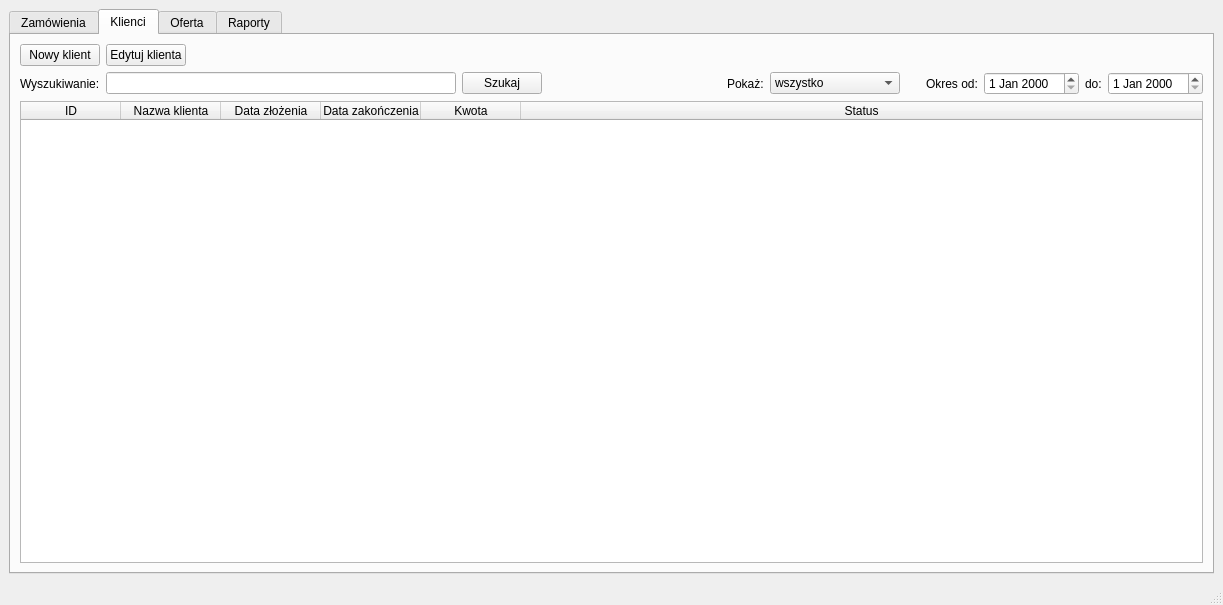
HBuczynski/Fabryka_okien, file app/ui/mainwindow.ui: the form before one commit.
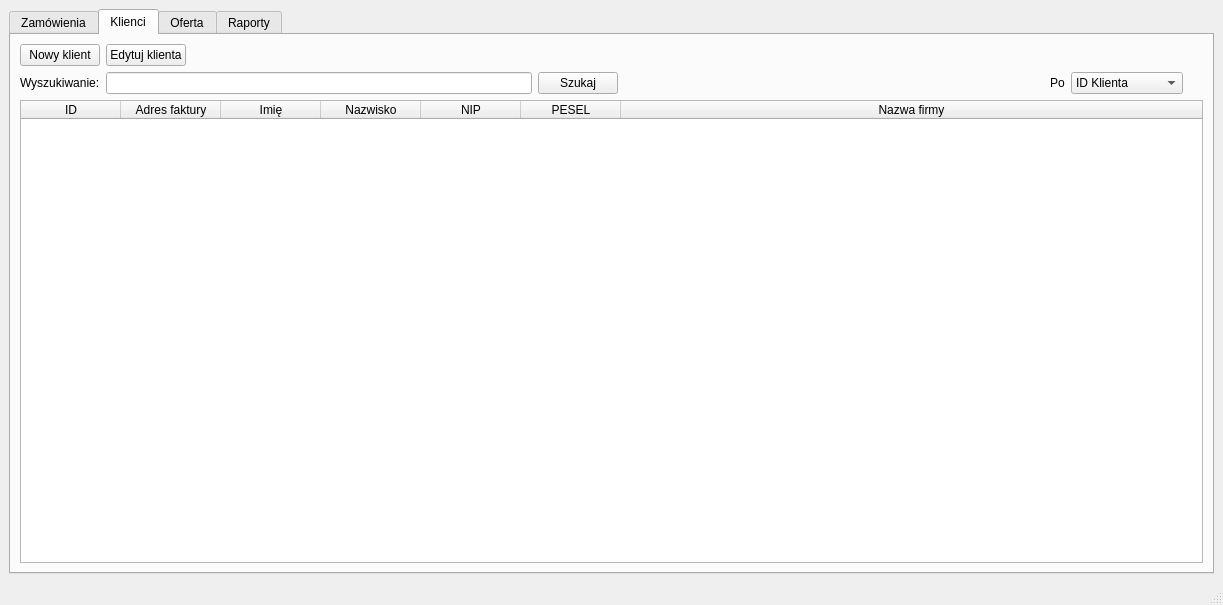
The form after the commit.

Commit message: Added clients table queries

```diff
--- a/app/ui/mainwindow.ui
+++ b/app/ui/mainwindow.ui
@@ -383,7 +383,7 @@
               <item>
                <widget class="QLabel" name="label">
                 <property name="text">
-                 <string>Pokaż:</string>
+                 <string>Po</string>
                 </property>
                </widget>
               </item>
@@ -391,32 +391,27 @@
                <widget class="QComboBox" name="clientStatusComboBox">
                 <item>
                  <property name="text">
-                  <string>wszystko</string>
+                  <string>ID Klienta</string>
                  </property>
                 </item>
                 <item>
                  <property name="text">
-                  <string>zakończone</string>
+                  <string>Imię i nazwisko</string>
                  </property>
                 </item>
                 <item>
                  <property name="text">
-                  <string>anulowane</string>
+                  <string>Nazwa firmy</string>
                  </property>
                 </item>
                 <item>
                  <property name="text">
-                  <string>w trakcie realizacji</string>
+                  <string>NIP</string>
                  </property>
                 </item>
                 <item>
                  <property name="text">
-                  <string>gotowe</string>
-                 </property>
-                </item>
-                <item>
-                 <property name="text">
-                  <string>złożone</string>
+                  <string>PESEL</string>
                  </property>
                 </item>
                </widget>
@@ -437,26 +432,6 @@
                 </property>
                </spacer>
               </item>
-              <item>
-               <widget class="QLabel" name="label_3">
-                <property name="text">
-                 <string>Okres od:</string>
-                </property>
-               </widget>
-              </item>
-              <item>
-               <widget class="QDateEdit" name="clientFromDateEdit"/>
-              </item>
-              <item>
-               <widget class="QLabel" name="label_4">
-                <property name="text">
-                 <string>do:</string>
-                </property>
-               </widget>
-              </item>
-              <item>
-               <widget class="QDateEdit" name="clientToDateEdit"/>
-              </item>
              </layout>
             </item>
             <item>
@@ -489,27 +464,32 @@
               </column>
               <column>
                <property name="text">
-                <string>Nazwa klienta</string>
+                <string>Adres faktury</string>
                </property>
               </column>
               <column>
                <property name="text">
-                <string>Data złożenia</string>
+                <string>Imię</string>
                </property>
               </column>
               <column>
                <property name="text">
-                <string>Data zakończenia</string>
+                <string>Nazwisko</string>
                </property>
               </column>
               <column>
                <property name="text">
-                <string>Kwota</string>
+                <string>NIP</string>
                </property>
               </column>
               <column>
                <property name="text">
-                <string>Status</string>
+                <string>PESEL</string>
+               </property>
+              </column>
+              <column>
+               <property name="text">
+                <string>Nazwa firmy</string>
                </property>
               </column>
              </widget>
```
The commit also changes 3 other files.
